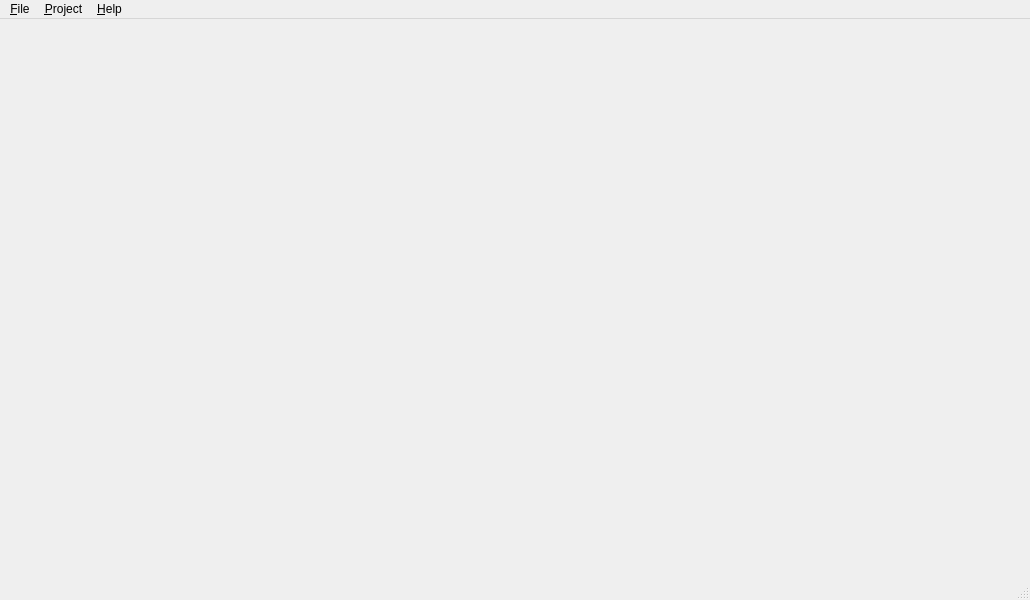
Qt form yatel/gui/uis/MainWindow.ui (leliel12/yatel) before a commit.
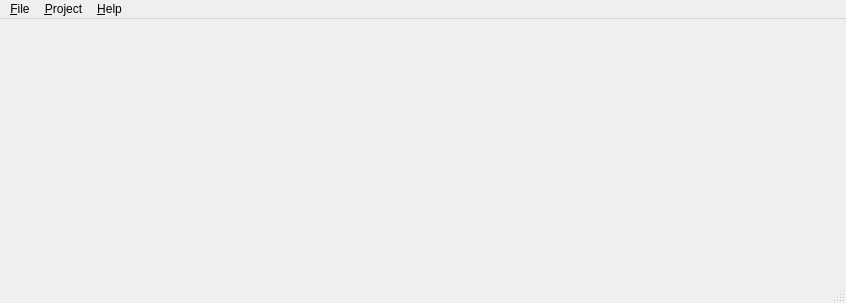
The same form after that commit.

```diff
--- a/yatel/gui/uis/MainWindow.ui
+++ b/yatel/gui/uis/MainWindow.ui
@@ -6,8 +6,8 @@
    <rect>
     <x>0</x>
     <y>0</y>
-    <width>1030</width>
-    <height>600</height>
+    <width>846</width>
+    <height>303</height>
    </rect>
   </property>
   <property name="windowTitle">
@@ -25,8 +25,8 @@
     <rect>
      <x>0</x>
      <y>0</y>
-     <width>1030</width>
-     <height>22</height>
+     <width>846</width>
+     <height>25</height>
     </rect>
    </property>
    <widget class="QMenu" name="menuFile">
```
